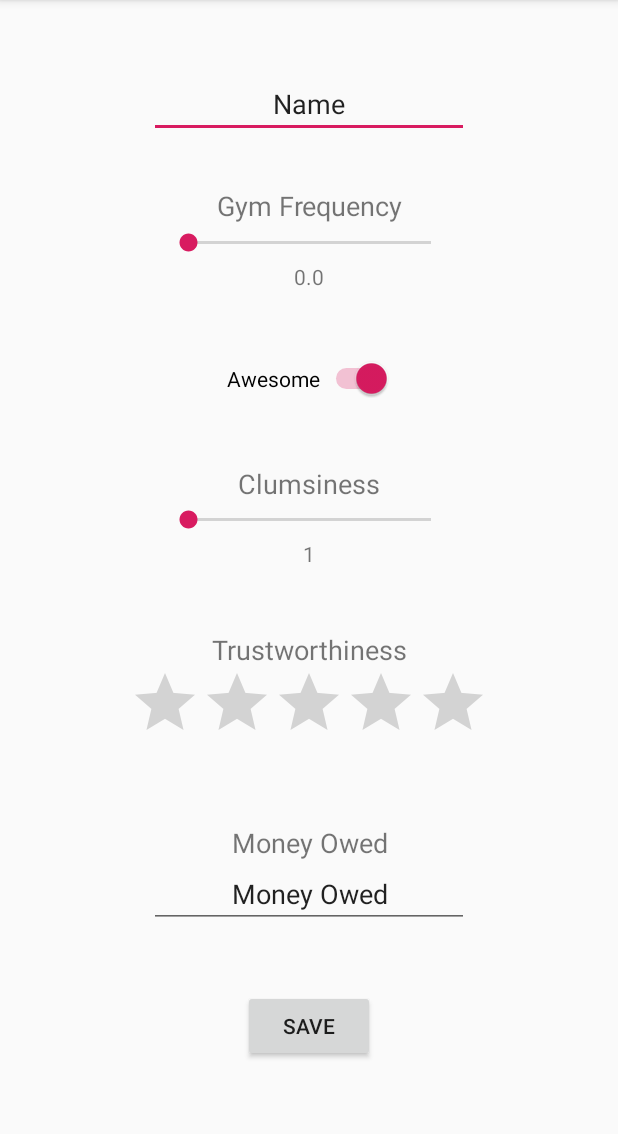
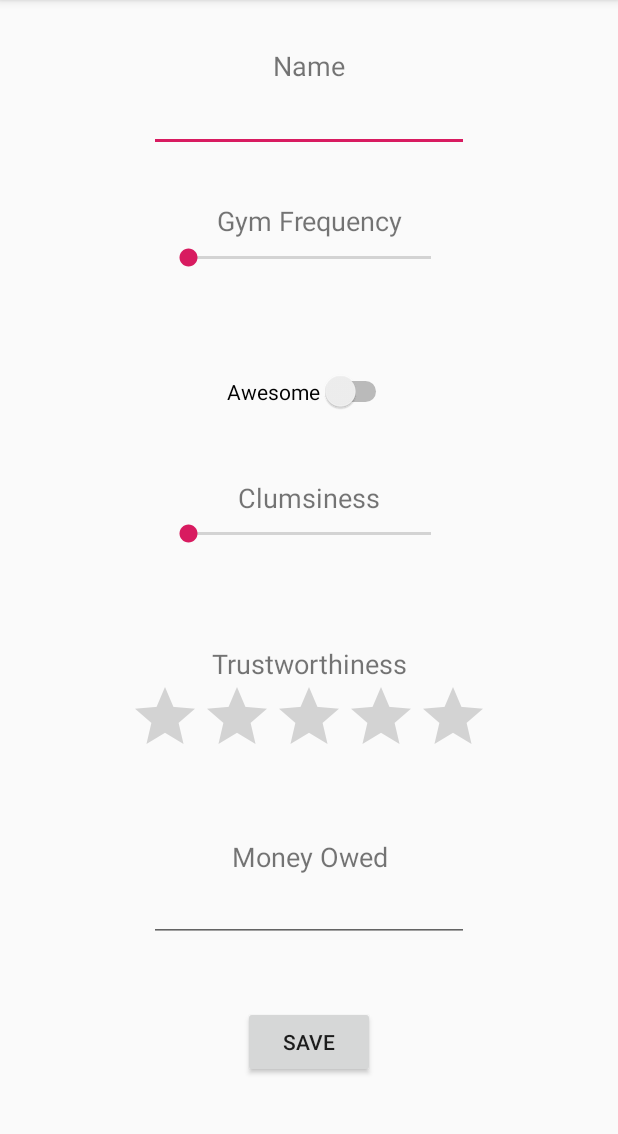
Before and after one commit to Tantime/Databases, an Android app: the FriendDetailActivity screen opened directly, with no data from a screen before it, after a tap on "SAVE", on a phone screen of 412 x 824 dp, the part 84-1218 px from its top. Run offline under Robolectric (Android 15) with nearby library versions, the phone set to English and light mode, and no system bars; libraries missing offline, so code that uses them is left out: com.backendless, com.backendless.async, com.backendless.exceptions; 2 statements that could not run were skipped; 3 other taps on this screen came first.

Commit message:
can make new friends

```diff
--- a/app/src/main/java/com/mistershorr/databases/Friend.java
+++ b/app/src/main/java/com/mistershorr/databases/Friend.java
@@ -7,7 +7,7 @@ public class Friend implements Parcelable {
 
     private int clumsiness;
     private int gymFrequency;
-    private boolean isAwesome;
+    private boolean Awesome;
     private double moneyOwed;
     private String name;
     private int trustworthiness;
@@ -39,11 +39,11 @@ public class Friend implements Parcelable {
     }
 
     public boolean isAwesome() {
-        return isAwesome;
+        return Awesome;
     }
 
     public void setAwesome(boolean awesome) {
-        isAwesome = awesome;
+        Awesome = awesome;
     }
 
     public double getMoneyOwed() {
@@ -95,7 +95,7 @@ public class Friend implements Parcelable {
     public void writeToParcel(Parcel dest, int flags) {
         dest.writeInt(this.clumsiness);
         dest.writeInt(this.gymFrequency);
-        dest.writeByte(this.isAwesome ? (byte) 1 : (byte) 0);
+        dest.writeByte(this.Awesome ? (byte) 1 : (byte) 0);
         dest.writeDouble(this.moneyOwed);
         dest.writeString(this.name);
         dest.writeInt(this.trustworthiness);
@@ -106,7 +106,7 @@ public class Friend implements Parcelable {
     protected Friend(Parcel in) {
         this.clumsiness = in.readInt();
         this.gymFrequency = in.readInt();
-        this.isAwesome = in.readByte() != 0;
+        this.Awesome = in.readByte() != 0;
         this.moneyOwed = in.readDouble();
         this.name = in.readString();
         this.trustworthiness = in.readInt();
--- a/app/src/main/java/com/mistershorr/databases/FriendDetailActivity.java
+++ b/app/src/main/java/com/mistershorr/databases/FriendDetailActivity.java
@@ -16,6 +16,7 @@ import android.widget.RatingBar;
 import android.widget.SeekBar;
 import android.widget.Switch;
 import android.widget.TextView;
+import android.widget.Toast;
 
 import com.backendless.Backendless;
 import com.backendless.async.callback.AsyncCallback;
@@ -25,6 +26,7 @@ import static java.lang.Double.parseDouble;
 
 public class FriendDetailActivity extends AppCompatActivity {
 
+    private TextView textViewName;
     private EditText editTextName;
     private TextView textViewGymFrequency;
     private SeekBar seekBarChangeGymFrequency;
@@ -52,9 +54,22 @@ public class FriendDetailActivity extends AppCompatActivity {
 //        final Friend friend = lastIntent.getParcelableExtra(FriendListActivity.EXTRA_FRIEND);
         friend = getIntent().getParcelableExtra(FriendListActivity.EXTRA_FRIEND);
 
-        editTextName.setText(friend.getName());
         seekBarChangeGymFrequency.setMin(0);
         seekBarChangeGymFrequency.setMax(14);
+        seekBarChangeClumsiness.setMin(1);
+        seekBarChangeClumsiness.setMax(5);
+        if(friend != null) {
+            setContact();
+        }
+        else {
+            friend = new Friend();
+        }
+
+        setListeners();
+    }
+
+    private void setContact() {
+        editTextName.setText(friend.getName());
         seekBarChangeGymFrequency.setProgress(friend.getGymFrequency());
         textViewGymFrequencyValue.setText("" + (((double)(seekBarChangeGymFrequency.getProgress())) / 2));
         if(friend.isAwesome()) {
@@ -63,17 +78,14 @@ public class FriendDetailActivity extends AppCompatActivity {
         else {
             switchAwesome.setText("Awesome: No");
         }
-        seekBarChangeClumsiness.setMin(1);
-        seekBarChangeClumsiness.setMax(5);
         seekBarChangeClumsiness.setProgress(friend.getClumsiness());
         textViewClumsinessValue.setText("" + (seekBarChangeClumsiness.getProgress()));
-        ratingBarChangeTrustworthiness.setNumStars(friend.getTrustworthiness());
+        ratingBarChangeTrustworthiness.setRating(friend.getTrustworthiness());
         editTextChangeMoneyOwed.setText("$" + friend.getMoneyOwed());
-
-        setListeners();
     }
 
     private void wireWidgets() {
+        textViewName = findViewById(R.id.textView_friendItem_name);
         editTextName = findViewById(R.id.editText_friendDetail_name);
         textViewGymFrequency = findViewById(R.id.textView_friendDetail_gymFrequency);
         seekBarChangeGymFrequency = findViewById(R.id.seekBar_friendDetail_changeGymFrequency);
@@ -89,17 +101,29 @@ public class FriendDetailActivity extends AppCompatActivity {
         buttonSave = findViewById(R.id.button_friendDetail_save);
     }
 
+    // TODO CRUD --> Contextual Menu (see documentation; long click) with a popup option that deletes from LOCAL LIST and DATABASE
+
     private void setListeners() {
         buttonSave.setOnClickListener(new View.OnClickListener() {
             @Override
             public void onClick(View view) {
-                friend.setName(editTextName.getText().toString());
-                friend.setGymFrequency(seekBarChangeGymFrequency.getProgress());
-                friend.setAwesome(switchAwesome.get);
-                friend.setClumsiness(seekBarChangeClumsiness.getProgress());
-                friend.setTrustworthiness((int)ratingBarChangeTrustworthiness.getRating());
-                friend.setMoneyOwed(parseDouble(editTextChangeMoneyOwed.getText().toString().substring(1)));
-                updateContact();
+                if(friend != null) {
+                    if(editTextName == null) {
+                        Toast.makeText(FriendDetailActivity.this, "enter name", Toast.LENGTH_SHORT).show();
+                    }
+                    if(editTextChangeMoneyOwed == null) {
+                        Toast.makeText(FriendDetailActivity.this, "enter money owed", Toast.LENGTH_SHORT).show();
+                    }
+                    else {
+                        friend.setName(editTextName.getText().toString());
+                        friend.setGymFrequency(seekBarChangeGymFrequency.getProgress());
+                        friend.setAwesome(switchAwesome.isChecked());
+                        friend.setClumsiness(seekBarChangeClumsiness.getProgress());
+                        friend.setTrustworthiness((int)ratingBarChangeTrustworthiness.getRating());
+                        friend.setMoneyOwed(Double.parseDouble(editTextChangeMoneyOwed.getText().toString()));
+                        updateContact();
+                    }
+                }
             }
         });
 
@@ -177,7 +201,7 @@ public class FriendDetailActivity extends AppCompatActivity {
                     @Override
                     public void handleResponse( Friend response )
                     {
-                        // Contact instance has been updated
+                        // Friend instance has been updated
                     }
                     @Override
                     public void handleFault( BackendlessFault fault )
--- a/app/src/main/java/com/mistershorr/databases/FriendListActivity.java
+++ b/app/src/main/java/com/mistershorr/databases/FriendListActivity.java
@@ -19,6 +19,7 @@ import com.backendless.UserService;
 import com.backendless.async.callback.AsyncCallback;
 import com.backendless.exceptions.BackendlessFault;
 import com.backendless.persistence.DataQueryBuilder;
+import com.google.android.material.floatingactionbutton.FloatingActionButton;
 
 import java.util.List;
 
@@ -27,6 +28,7 @@ public class FriendListActivity extends AppCompatActivity {
     private ListView list;
     private List<Friend> friendsList;
     FriendAdapter friendAdapter;
+    FloatingActionButton floatingActionButtonNewFriend;
 
     public static final String EXTRA_FRIEND = "friend";
 
@@ -77,10 +79,23 @@ public class FriendListActivity extends AppCompatActivity {
                 // an error has occurred, the error code can be retrieved with fault.getCode()
             }
         });
+
+        setListeners();
     }
 
     private void wireWidgets() {
         list = findViewById(R.id.listView_friendlist_list);
+        floatingActionButtonNewFriend = findViewById(R.id.floatingActionButton_friendList_addFriend);
+    }
+
+    private void setListeners() {
+        floatingActionButtonNewFriend.setOnClickListener(new View.OnClickListener() {
+            @Override
+            public void onClick(View view) {
+                Intent targetIntent = new Intent(FriendListActivity.this, FriendDetailActivity.class);
+                startActivity(targetIntent);
+            }
+        });
     }
 
     private class FriendAdapter extends ArrayAdapter<Friend> {
--- a/app/src/main/res/layout/activity_friend_detail.xml
+++ b/app/src/main/res/layout/activity_friend_detail.xml
@@ -6,67 +6,78 @@
     android:layout_height="match_parent"
     tools:context=".FriendDetailActivity">
 
-    <EditText
-        android:id="@+id/editText_friendDetail_name"
+    <TextView
+        android:id="@+id/textView_friendDetail_gymFrequencyValue"
         android:layout_width="wrap_content"
         android:layout_height="wrap_content"
-        android:ems="10"
-        android:inputType="textPersonName"
+        app:layout_constraintEnd_toEndOf="parent"
+        app:layout_constraintHorizontal_bias="0.5"
+        app:layout_constraintStart_toStartOf="parent"
+        app:layout_constraintTop_toBottomOf="@+id/seekBar_friendDetail_changeGymFrequency" />
+
+    <TextView
+        android:id="@+id/textView_friendDetail_clumsinessValue"
+        android:layout_width="wrap_content"
+        android:layout_height="wrap_content"
+        app:layout_constraintEnd_toEndOf="parent"
+        app:layout_constraintHorizontal_bias="0.5"
+        app:layout_constraintStart_toStartOf="parent"
+        app:layout_constraintTop_toBottomOf="@+id/seekBar_friendDetail_changeClumsiness" />
+
+    <TextView
+        android:id="@+id/textView_friendDetail_name"
+        android:layout_width="wrap_content"
+        android:layout_height="wrap_content"
         android:text="@string/name"
+        android:textSize="18sp"
+        app:layout_constraintBottom_toTopOf="@+id/editText_friendDetail_name"
+        app:layout_constraintEnd_toEndOf="parent"
+        app:layout_constraintHorizontal_bias="0.5"
+        app:layout_constraintStart_toStartOf="parent" />
+
+    <TextView
+        android:id="@+id/textView_friendDetail_moneyOwed"
+        android:layout_width="wrap_content"
+        android:layout_height="24dp"
+        android:text="Money Owed"
         android:textAlignment="center"
-        app:layout_constraintBottom_toBottomOf="@+id/textView_friendDetail_gymFrequency"
+        android:textSize="18sp"
+        app:layout_constraintBottom_toTopOf="@+id/editText_friendDetail_changeMoneyOwed"
+        app:layout_constraintEnd_toEndOf="parent"
+        app:layout_constraintHorizontal_bias="0.5"
+        app:layout_constraintStart_toStartOf="parent" />
+
+    <Button
+        android:id="@+id/button_friendDetail_save"
+        android:layout_width="wrap_content"
+        android:layout_height="wrap_content"
+        android:text="Save"
+        app:layout_constraintBottom_toBottomOf="parent"
+        app:layout_constraintEnd_toEndOf="parent"
+        app:layout_constraintHorizontal_bias="0.5"
+        app:layout_constraintStart_toStartOf="parent"
+        app:layout_constraintTop_toBottomOf="@+id/editText_friendDetail_changeMoneyOwed"
+        app:layout_constraintVertical_bias="0.464" />
+
+    <SeekBar
+        android:id="@+id/seekBar_friendDetail_changeClumsiness"
+        android:layout_width="194dp"
+        android:layout_height="26dp"
+        app:layout_constraintBottom_toBottomOf="parent"
         app:layout_constraintEnd_toEndOf="parent"
         app:layout_constraintHorizontal_bias="0.5"
         app:layout_constraintStart_toStartOf="parent"
         app:layout_constraintTop_toTopOf="parent"
-        app:layout_constraintVertical_bias="0.453" />
-
-    <RatingBar
-        android:id="@+id/ratingBar_friendDetail_changeTrustworthiness"
-        android:layout_width="wrap_content"
-        android:layout_height="wrap_content"
-        android:layout_marginBottom="116dp"
-        app:layout_constraintBottom_toBottomOf="parent"
-        app:layout_constraintEnd_toEndOf="parent"
-        app:layout_constraintHorizontal_bias="0.5"
-        app:layout_constraintStart_toStartOf="parent"
-        app:layout_constraintTop_toBottomOf="@+id/seekBar_friendDetail_changeClumsiness"
-        app:layout_constraintVertical_bias="0.362" />
-
-    <EditText
-        android:id="@+id/editText_friendDetail_changeMoneyOwed"
-        android:layout_width="wrap_content"
-        android:layout_height="wrap_content"
-        android:ems="10"
-        android:inputType="numberDecimal"
-        android:text="Money Owed"
-        android:textAlignment="center"
-        app:layout_constraintBottom_toBottomOf="parent"
-        app:layout_constraintEnd_toEndOf="parent"
-        app:layout_constraintHorizontal_bias="0.5"
-        app:layout_constraintStart_toStartOf="parent"
-        app:layout_constraintTop_toBottomOf="@+id/ratingBar_friendDetail_changeTrustworthiness"
-        app:layout_constraintVertical_bias="0.323" />
-
-    <Switch
-        android:id="@+id/switch_friendDetail_awesome"
-        android:layout_width="wrap_content"
-        android:layout_height="wrap_content"
-        android:text="Awesome"
-        app:layout_constraintBottom_toTopOf="@+id/textView_friendDetail_clumsiness"
-        app:layout_constraintEnd_toEndOf="parent"
-        app:layout_constraintHorizontal_bias="0.5"
-        app:layout_constraintStart_toStartOf="parent"
-        app:layout_constraintTop_toBottomOf="@+id/textView_friendDetail_gymFrequencyValue" />
+        app:layout_constraintVertical_bias="0.462" />
 
     <TextView
-        android:id="@+id/textView_friendDetail_gymFrequency"
+        android:id="@+id/textView_friendDetail_trustworthiness"
         android:layout_width="wrap_content"
         android:layout_height="24dp"
-        android:text="Gym Frequency"
+        android:text="Trustworthiness"
         android:textAlignment="center"
         android:textSize="18sp"
-        app:layout_constraintBottom_toTopOf="@+id/seekBar_friendDetail_changeGymFrequency"
+        app:layout_constraintBottom_toTopOf="@+id/ratingBar_friendDetail_changeTrustworthiness"
         app:layout_constraintEnd_toEndOf="parent"
         app:layout_constraintHorizontal_bias="0.5"
         app:layout_constraintStart_toStartOf="parent" />
@@ -83,53 +94,6 @@
         app:layout_constraintHorizontal_bias="0.5"
         app:layout_constraintStart_toStartOf="parent" />
 
-    <TextView
-        android:id="@+id/textView_friendDetail_moneyOwed"
-        android:layout_width="wrap_content"
-        android:layout_height="24dp"
-        android:text="Money Owed"
-        android:textAlignment="center"
-        android:textSize="18sp"
-        app:layout_constraintBottom_toTopOf="@+id/editText_friendDetail_changeMoneyOwed"
-        app:layout_constraintEnd_toEndOf="parent"
-        app:layout_constraintHorizontal_bias="0.5"
-        app:layout_constraintStart_toStartOf="parent" />
-
-    <TextView
-        android:id="@+id/textView_friendDetail_trustworthiness"
-        android:layout_width="wrap_content"
-        android:layout_height="24dp"
-        android:text="Trustworthiness"
-        android:textAlignment="center"
-        android:textSize="18sp"
-        app:layout_constraintBottom_toTopOf="@+id/ratingBar_friendDetail_changeTrustworthiness"
-        app:layout_constraintEnd_toEndOf="parent"
-        app:layout_constraintHorizontal_bias="0.5"
-        app:layout_constraintStart_toStartOf="parent" />
-
-    <Button
-        android:id="@+id/button_friendDetail_save"
-        android:layout_width="wrap_content"
-        android:layout_height="wrap_content"
-        android:text="Save"
-        app:layout_constraintBottom_toBottomOf="parent"
-        app:layout_constraintEnd_toEndOf="parent"
-        app:layout_constraintHorizontal_bias="0.5"
-        app:layout_constraintStart_toStartOf="parent"
-        app:layout_constraintTop_toBottomOf="@+id/editText_friendDetail_changeMoneyOwed"
-        app:layout_constraintVertical_bias="0.411" />
-
-    <SeekBar
-        android:id="@+id/seekBar_friendDetail_changeClumsiness"
-        android:layout_width="194dp"
-        android:layout_height="26dp"
-        app:layout_constraintBottom_toBottomOf="parent"
-        app:layout_constraintEnd_toEndOf="parent"
-        app:layout_constraintHorizontal_bias="0.5"
-        app:layout_constraintStart_toStartOf="parent"
-        app:layout_constraintTop_toTopOf="parent"
-        app:layout_constraintVertical_bias="0.449" />
-
     <SeekBar
         android:id="@+id/seekBar_friendDetail_changeGymFrequency"
         android:layout_width="194dp"
@@ -138,24 +102,71 @@
         app:layout_constraintEnd_toEndOf="parent"
         app:layout_constraintHorizontal_bias="0.5"
         app:layout_constraintStart_toStartOf="parent"
-        app:layout_constraintTop_toTopOf="parent"
-        app:layout_constraintVertical_bias="0.484" />
+        app:layout_constraintTop_toTopOf="parent" />
 
-    <TextView
-        android:id="@+id/textView_friendDetail_gymFrequencyValue"
+    <EditText
+        android:id="@+id/editText_friendDetail_name"
         android:layout_width="wrap_content"
         android:layout_height="wrap_content"
-        app:layout_constraintEnd_toEndOf="parent"
-        app:layout_constraintStart_toStartOf="parent"
-        app:layout_constraintTop_toBottomOf="@+id/seekBar_friendDetail_changeGymFrequency" />
-
-    <TextView
-        android:id="@+id/textView_friendDetail_clumsinessValue"
-        android:layout_width="wrap_content"
-        android:layout_height="wrap_content"
+        android:ems="10"
+        android:inputType="textPersonName"
+        android:textAlignment="center"
+        app:layout_constraintBottom_toBottomOf="@+id/textView_friendDetail_gymFrequency"
         app:layout_constraintEnd_toEndOf="parent"
         app:layout_constraintHorizontal_bias="0.5"
         app:layout_constraintStart_toStartOf="parent"
-        app:layout_constraintTop_toBottomOf="@+id/seekBar_friendDetail_changeClumsiness" />
+        app:layout_constraintTop_toTopOf="parent"
+        app:layout_constraintVertical_bias="0.495" />
+
+    <EditText
+        android:id="@+id/editText_friendDetail_changeMoneyOwed"
+        android:layout_width="wrap_content"
+        android:layout_height="wrap_content"
+        android:ems="10"
+        android:inputType="numberDecimal"
+        android:textAlignment="center"
+        app:layout_constraintBottom_toBottomOf="parent"
+        app:layout_constraintEnd_toEndOf="parent"
+        app:layout_constraintHorizontal_bias="0.5"
+        app:layout_constraintStart_toStartOf="parent"
+        app:layout_constraintTop_toBottomOf="@+id/ratingBar_friendDetail_changeTrustworthiness"
+        app:layout_constraintVertical_bias="0.336" />
+
+    <RatingBar
+        android:id="@+id/ratingBar_friendDetail_changeTrustworthiness"
+        android:layout_width="wrap_content"
+        android:layout_height="wrap_content"
+        android:layout_marginBottom="116dp"
+        android:stepSize="1"
+        app:layout_constraintBottom_toBottomOf="parent"
+        app:layout_constraintEnd_toEndOf="parent"
+        app:layout_constraintHorizontal_bias="0.5"
+        app:layout_constraintStart_toStartOf="parent"
+        app:layout_constraintTop_toBottomOf="@+id/seekBar_friendDetail_changeClumsiness"
+        app:layout_constraintVertical_bias="0.378" />
+
+    <TextView
+        android:id="@+id/textView_friendDetail_gymFrequency"
+        android:layout_width="wrap_content"
+        android:layout_height="24dp"
+        android:text="Gym Frequency"
+        android:textAlignment="center"
+        android:textSize="18sp"
+        app:layout_constraintBottom_toTopOf="@+id/seekBar_friendDetail_changeGymFrequency"
+        app:layout_constraintEnd_toEndOf="parent"
+        app:layout_constraintHorizontal_bias="0.5"
+        app:layout_constraintStart_toStartOf="parent" />
+
+    <Switch
+        android:id="@+id/switch_friendDetail_awesome"
+        android:layout_width="wrap_content"
+        android:layout_height="wrap_content"
+        android:text="Awesome"
+        app:layout_constraintBottom_toTopOf="@+id/textView_friendDetail_clumsiness"
+        app:layout_constraintEnd_toEndOf="parent"
+        app:layout_constraintHorizontal_bias="0.5"
+        app:layout_constraintStart_toStartOf="parent"
+        app:layout_constraintTop_toBottomOf="@+id/textView_friendDetail_gymFrequencyValue"
+        app:layout_constraintVertical_bias="0.493" />
 
 </androidx.constraintlayout.widget.ConstraintLayout>
```
